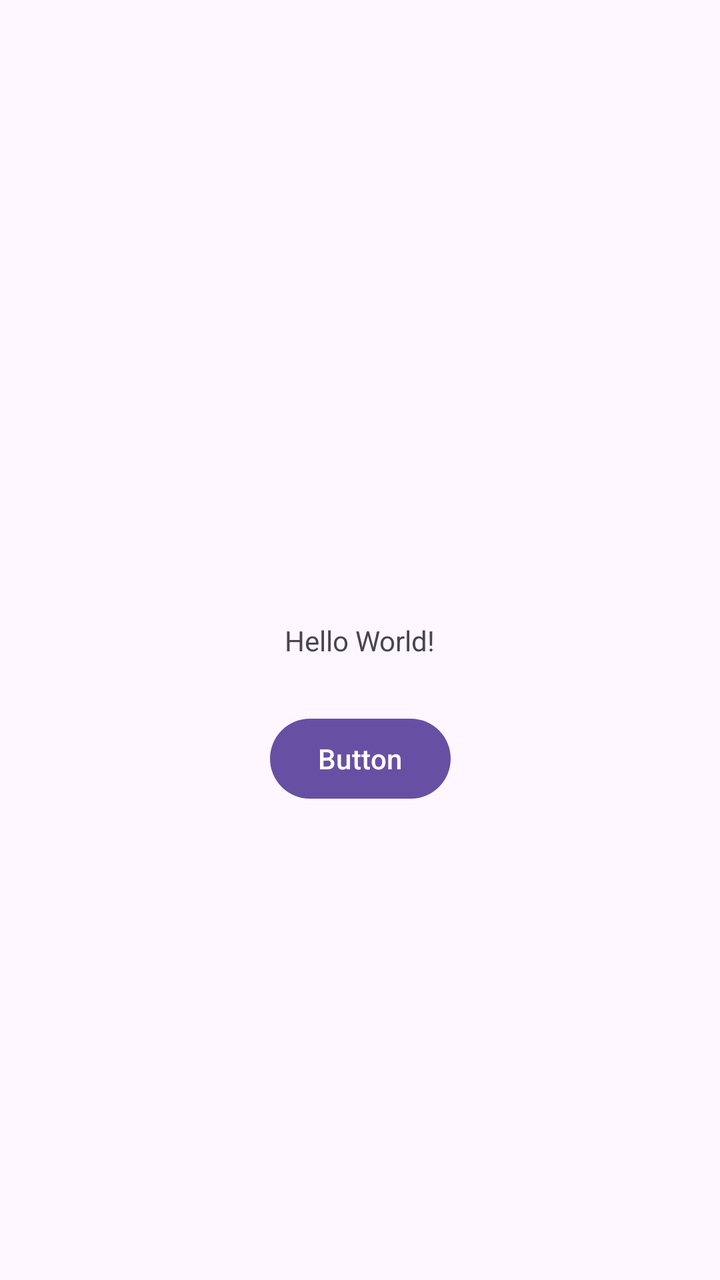
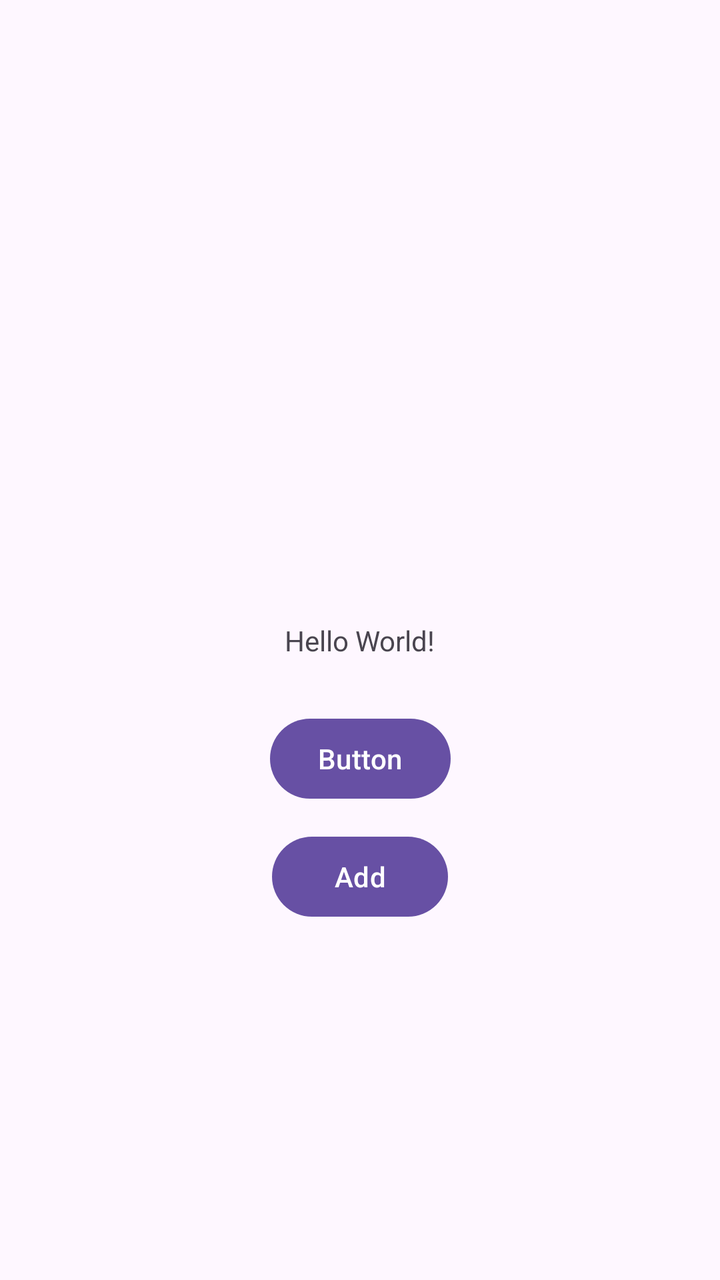

The first picture is an Android layout as it rendered before a commit; the second is the same layout after the commit. The layout source and the unified diff follow.
<!-- AndroidManifest.xml: application theme Theme.MVVM -->
<!-- res/layout/activity_main.xml -->
<?xml version="1.0" encoding="utf-8"?>
<androidx.constraintlayout.widget.ConstraintLayout xmlns:android="http://schemas.android.com/apk/res/android"
    xmlns:app="http://schemas.android.com/apk/res-auto"
    xmlns:tools="http://schemas.android.com/tools"
    android:id="@+id/main"
    android:layout_width="match_parent"
    android:layout_height="match_parent"
    tools:context=".ui.main.MainActivity">

    <TextView
        android:id="@+id/textView"
        android:layout_width="wrap_content"
        android:layout_height="wrap_content"
        android:text="Hello World!"
        app:layout_constraintBottom_toBottomOf="parent"
        app:layout_constraintEnd_toEndOf="parent"
        app:layout_constraintStart_toStartOf="parent"
        app:layout_constraintTop_toTopOf="parent" />

    <Button
        android:id="@+id/button"
        android:layout_width="wrap_content"
        android:layout_height="wrap_content"
        android:text="Button"
        app:layout_constraintVertical_bias="0.6"
        app:layout_constraintBottom_toBottomOf="parent"
        app:layout_constraintEnd_toEndOf="parent"
        app:layout_constraintStart_toStartOf="parent"
        app:layout_constraintTop_toTopOf="parent" />

</androidx.constraintlayout.widget.ConstraintLayout>
<!-- resources referenced by this layout -->
<resources>
  <style name="Theme.MVVM" parent="Base.Theme.MVVM" />
  <style name="Base.Theme.MVVM" parent="Theme.Material3.DayNight.NoActionBar">
          
          
      </style>
</resources>

<!-- the commit's change to res/layout/activity_main.xml (unified diff, before → after) -->
@@ -28,4 +28,29 @@
         app:layout_constraintStart_toStartOf="parent"
         app:layout_constraintTop_toTopOf="parent" />
 
+    <Button
+        android:id="@+id/buttonAdd"
+        android:layout_width="wrap_content"
+        android:layout_height="wrap_content"
+        android:text="Add"
+        app:layout_constraintVertical_bias="0.7"
+        app:layout_constraintBottom_toBottomOf="parent"
+        app:layout_constraintEnd_toEndOf="parent"
+        app:layout_constraintStart_toStartOf="parent"
+        app:layout_constraintTop_toTopOf="parent" />
+
+
+    <androidx.recyclerview.widget.RecyclerView
+        android:id="@+id/listado"
+        android:layout_width="0dp"
+        android:layout_height="0dp"
+        tools:layout_editor_absoluteX="1dp"
+        tools:layout_editor_absoluteY="1dp"
+
+        app:layout_constraintTop_toTopOf="parent"
+        app:layout_constraintStart_toStartOf="parent"
+        app:layout_constraintEnd_toEndOf="parent"
+        app:layout_constraintBottom_toTopOf="@id/textView"
+        />
+
 </androidx.constraintlayout.widget.ConstraintLayout>
